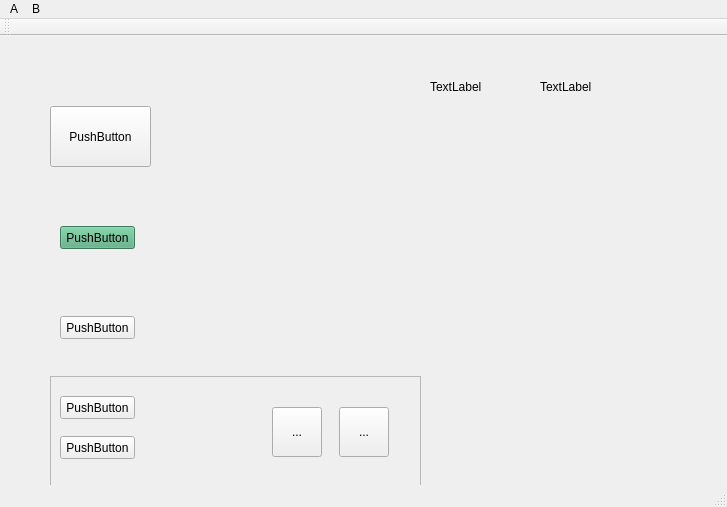
Qt form FCS/testwidget.ui (qimo601/FCS) before a commit.
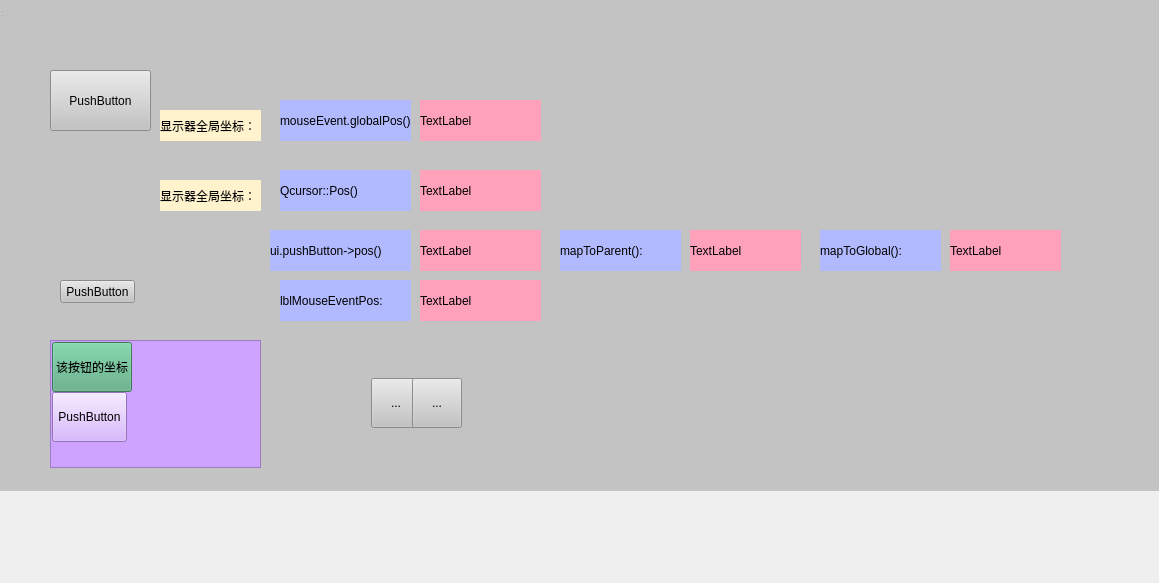
The same form after that commit.

```diff
--- a/FCS/testwidget.ui
+++ b/FCS/testwidget.ui
@@ -1,19 +1,33 @@
 <?xml version="1.0" encoding="UTF-8"?>
 <ui version="4.0">
  <class>TestWidget</class>
- <widget class="QMainWindow" name="TestWidget">
+ <widget class="QWidget" name="TestWidget">
   <property name="geometry">
    <rect>
     <x>0</x>
     <y>0</y>
-    <width>727</width>
-    <height>507</height>
+    <width>1159</width>
+    <height>583</height>
    </rect>
   </property>
   <property name="windowTitle">
    <string>TestWidget</string>
   </property>
-  <widget class="QWidget" name="centralWidget">
+  <widget class="QWidget" name="centralWidget" native="true">
+   <property name="geometry">
+    <rect>
+     <x>0</x>
+     <y>0</y>
+     <width>1161</width>
+     <height>491</height>
+    </rect>
+   </property>
+   <property name="mouseTracking">
+    <bool>true</bool>
+   </property>
+   <property name="styleSheet">
+    <string notr="true">background-color: rgb(195, 195, 195);</string>
+   </property>
    <widget class="QPushButton" name="pushButton">
     <property name="geometry">
      <rect>
@@ -27,24 +41,6 @@
      <string>PushButton</string>
     </property>
    </widget>
-   <widget class="QPushButton" name="pushButton_2">
-    <property name="geometry">
-     <rect>
-      <x>60</x>
-      <y>190</y>
-      <width>75</width>
-      <height>23</height>
-     </rect>
-    </property>
-    <property name="styleSheet">
-     <string notr="true">
-background-color: qlineargradient(spread:pad, x1:0.511, y1:1, x2:0.511364, y2:0, stop:0 rgba(0, 0, 0, 255), stop:1 rgba(255, 255, 255, 255));
-background-color: rgb(85, 170, 127);</string>
-    </property>
-    <property name="text">
-     <string>PushButton</string>
-    </property>
-   </widget>
    <widget class="QPushButton" name="pushButton_3">
     <property name="geometry">
      <rect>
@@ -61,25 +57,31 @@
    <widget class="QLabel" name="label">
     <property name="geometry">
      <rect>
-      <x>430</x>
-      <y>30</y>
-      <width>111</width>
+      <x>280</x>
+      <y>280</y>
+      <width>131</width>
       <height>41</height>
      </rect>
     </property>
+    <property name="styleSheet">
+     <string notr="true">background-color: rgb(178, 186, 255);</string>
+    </property>
     <property name="text">
-     <string>TextLabel</string>
+     <string>lblMouseEventPos:</string>
     </property>
    </widget>
-   <widget class="QLabel" name="label_2">
+   <widget class="QLabel" name="lblMouseEventPos">
     <property name="geometry">
      <rect>
-      <x>540</x>
-      <y>30</y>
-      <width>91</width>
+      <x>420</x>
+      <y>280</y>
+      <width>121</width>
       <height>41</height>
      </rect>
     </property>
+    <property name="styleSheet">
+     <string notr="true">background-color: rgb(255, 161, 186);</string>
+    </property>
     <property name="text">
      <string>TextLabel</string>
     </property>
@@ -89,10 +91,16 @@
      <rect>
       <x>50</x>
       <y>340</y>
-      <width>371</width>
-      <height>111</height>
+      <width>211</width>
+      <height>128</height>
      </rect>
     </property>
+    <property name="mouseTracking">
+     <bool>true</bool>
+    </property>
+    <property name="styleSheet">
+     <string notr="true">background-color: rgb(206, 162, 255);</string>
+    </property>
     <property name="frameShape">
      <enum>QFrame::StyledPanel</enum>
     </property>
@@ -102,103 +110,304 @@
     <widget class="QPushButton" name="pushButton_4">
      <property name="geometry">
       <rect>
-       <x>10</x>
-       <y>20</y>
-       <width>75</width>
-       <height>23</height>
+       <x>2</x>
+       <y>2</y>
+       <width>80</width>
+       <height>50</height>
       </rect>
      </property>
+     <property name="minimumSize">
+      <size>
+       <width>50</width>
+       <height>50</height>
+      </size>
+     </property>
+     <property name="mouseTracking">
+      <bool>true</bool>
+     </property>
+     <property name="styleSheet">
+      <string notr="true">
+background-color: qlineargradient(spread:pad, x1:0.511, y1:1, x2:0.511364, y2:0, stop:0 rgba(0, 0, 0, 255), stop:1 rgba(255, 255, 255, 255));
+background-color: rgb(85, 170, 127);</string>
+     </property>
      <property name="text">
-      <string>PushButton</string>
+      <string>该按钮的坐标</string>
      </property>
     </widget>
     <widget class="QPushButton" name="pushButton_5">
      <property name="geometry">
       <rect>
-       <x>10</x>
-       <y>60</y>
+       <x>2</x>
+       <y>52</y>
        <width>75</width>
-       <height>23</height>
+       <height>50</height>
       </rect>
      </property>
+     <property name="minimumSize">
+      <size>
+       <width>50</width>
+       <height>50</height>
+      </size>
+     </property>
      <property name="text">
       <string>PushButton</string>
      </property>
     </widget>
-    <widget class="QWidget" name="">
-     <property name="geometry">
-      <rect>
-       <x>200</x>
-       <y>20</y>
-       <width>161</width>
-       <height>71</height>
-      </rect>
+   </widget>
+   <widget class="QLabel" name="mapToBl">
+    <property name="geometry">
+     <rect>
+      <x>820</x>
+      <y>230</y>
+      <width>121</width>
+      <height>41</height>
+     </rect>
+    </property>
+    <property name="styleSheet">
+     <string notr="true">background-color: rgb(178, 186, 255);</string>
+    </property>
+    <property name="text">
+     <string>mapToGlobal():</string>
+    </property>
+   </widget>
+   <widget class="QLabel" name="lblToGlobalPos">
+    <property name="geometry">
+     <rect>
+      <x>950</x>
+      <y>230</y>
+      <width>111</width>
+      <height>41</height>
+     </rect>
+    </property>
+    <property name="styleSheet">
+     <string notr="true">background-color: rgb(255, 161, 186);</string>
+    </property>
+    <property name="text">
+     <string>TextLabel</string>
+    </property>
+   </widget>
+   <widget class="QLabel" name="label_2">
+    <property name="geometry">
+     <rect>
+      <x>280</x>
+      <y>100</y>
+      <width>131</width>
+      <height>41</height>
+     </rect>
+    </property>
+    <property name="styleSheet">
+     <string notr="true">background-color: rgb(178, 186, 255);</string>
+    </property>
+    <property name="text">
+     <string>mouseEvent.globalPos()</string>
+    </property>
+   </widget>
+   <widget class="QLabel" name="lblMouseEventGlobalPos">
+    <property name="geometry">
+     <rect>
+      <x>420</x>
+      <y>100</y>
+      <width>121</width>
+      <height>41</height>
+     </rect>
+    </property>
+    <property name="styleSheet">
+     <string notr="true">background-color: rgb(255, 161, 186);</string>
+    </property>
+    <property name="text">
+     <string>TextLabel</string>
+    </property>
+   </widget>
+   <widget class="QLabel" name="lblCursorPos">
+    <property name="geometry">
+     <rect>
+      <x>420</x>
+      <y>170</y>
+      <width>121</width>
+      <height>41</height>
+     </rect>
+    </property>
+    <property name="styleSheet">
+     <string notr="true">background-color: rgb(255, 161, 186);</string>
+    </property>
+    <property name="text">
+     <string>TextLabel</string>
+    </property>
+   </widget>
+   <widget class="QLabel" name="label_3">
+    <property name="geometry">
+     <rect>
+      <x>280</x>
+      <y>170</y>
+      <width>131</width>
+      <height>41</height>
+     </rect>
+    </property>
+    <property name="styleSheet">
+     <string notr="true">background-color: rgb(178, 186, 255);</string>
+    </property>
+    <property name="text">
+     <string>Qcursor::Pos()</string>
+    </property>
+   </widget>
+   <widget class="QLabel" name="lblPushBttonPos">
+    <property name="geometry">
+     <rect>
+      <x>420</x>
+      <y>230</y>
+      <width>121</width>
+      <height>41</height>
+     </rect>
+    </property>
+    <property name="styleSheet">
+     <string notr="true">background-color: rgb(255, 161, 186);</string>
+    </property>
+    <property name="text">
+     <string>TextLabel</string>
+    </property>
+   </widget>
+   <widget class="QLabel" name="label_4">
+    <property name="geometry">
+     <rect>
+      <x>270</x>
+      <y>230</y>
+      <width>141</width>
+      <height>41</height>
+     </rect>
+    </property>
+    <property name="styleSheet">
+     <string notr="true">background-color: rgb(178, 186, 255);</string>
+    </property>
+    <property name="text">
+     <string>ui.pushButton-&gt;pos()</string>
+    </property>
+   </widget>
+   <widget class="QLabel" name="lblToParentPos">
+    <property name="geometry">
+     <rect>
+      <x>690</x>
+      <y>230</y>
+      <width>111</width>
+      <height>41</height>
+     </rect>
+    </property>
+    <property name="styleSheet">
+     <string notr="true">background-color: rgb(255, 161, 186);</string>
+    </property>
+    <property name="text">
+     <string>TextLabel</string>
+    </property>
+   </widget>
+   <widget class="QLabel" name="mapToBl_2">
+    <property name="geometry">
+     <rect>
+      <x>560</x>
+      <y>230</y>
+      <width>121</width>
+      <height>41</height>
+     </rect>
+    </property>
+    <property name="styleSheet">
+     <string notr="true">background-color: rgb(178, 186, 255);</string>
+    </property>
+    <property name="text">
+     <string>mapToParent():</string>
+    </property>
+   </widget>
+   <widget class="QLabel" name="label_5">
+    <property name="geometry">
+     <rect>
+      <x>160</x>
+      <y>110</y>
+      <width>101</width>
+      <height>31</height>
+     </rect>
+    </property>
+    <property name="styleSheet">
+     <string notr="true">background-color: rgb(255, 243, 206);</string>
+    </property>
+    <property name="text">
+     <string>显示器全局坐标：</string>
+    </property>
+   </widget>
+   <widget class="QLabel" name="label_6">
+    <property name="geometry">
+     <rect>
+      <x>160</x>
+      <y>180</y>
+      <width>101</width>
+      <height>31</height>
+     </rect>
+    </property>
+    <property name="styleSheet">
+     <string notr="true">background-color: rgb(255, 243, 206);</string>
+    </property>
+    <property name="text">
+     <string>显示器全局坐标：</string>
+    </property>
+   </widget>
+   <widget class="QWidget" name="">
+    <property name="geometry">
+     <rect>
+      <x>360</x>
+      <y>340</y>
+      <width>104</width>
+      <height>126</height>
+     </rect>
+    </property>
+    <layout class="QHBoxLayout" name="horizontalLayout">
+     <property name="spacing">
+      <number>0</number>
      </property>
-     <layout class="QHBoxLayout" name="horizontalLayout">
-      <item>
-       <widget class="QToolButton" name="toolButton">
-        <property name="minimumSize">
-         <size>
-          <width>50</width>
-          <height>50</height>
-         </size>
-        </property>
-        <property name="text">
-         <string>...</string>
-        </property>
-       </widget>
-      </item>
-      <item>
-       <widget class="QToolButton" name="toolButton_2">
-        <property name="minimumSize">
-         <size>
-          <width>50</width>
-          <height>50</height>
-         </size>
-        </property>
-        <property name="text">
-         <string>...</string>
-        </property>
-       </widget>
-      </item>
-     </layout>
-    </widget>
+     <item>
+      <widget class="QToolButton" name="toolButton">
+       <property name="minimumSize">
+        <size>
+         <width>50</width>
+         <height>50</height>
+        </size>
+       </property>
+       <property name="text">
+        <string>...</string>
+       </property>
+      </widget>
+     </item>
+     <item>
+      <widget class="QToolButton" name="toolButton_2">
+       <property name="minimumSize">
+        <size>
+         <width>50</width>
+         <height>50</height>
+        </size>
+       </property>
+       <property name="text">
+        <string>...</string>
+       </property>
+      </widget>
+     </item>
+    </layout>
    </widget>
   </widget>
-  <widget class="QMenuBar" name="menuBar">
-   <property name="geometry">
-    <rect>
-     <x>0</x>
-     <y>0</y>
-     <width>727</width>
-     <height>23</height>
-    </rect>
-   </property>
-   <widget class="QMenu" name="menuA">
-    <property name="title">
-     <string>A</string>
-    </property>
-    <addaction name="actionC"/>
-    <addaction name="actionF"/>
-   </widget>
-   <widget class="QMenu" name="menuB">
-    <property name="title">
-     <string>B</string>
-    </property>
-    <addaction name="actionD"/>
-   </widget>
-   <addaction name="menuA"/>
-   <addaction name="menuB"/>
-  </widget>
   <widget class="QToolBar" name="mainToolBar">
-   <attribute name="toolBarArea">
-    <enum>TopToolBarArea</enum>
-   </attribute>
-   <attribute name="toolBarBreak">
-    <bool>false</bool>
-   </attribute>
+   <property name="geometry">
+    <rect>
+     <x>0</x>
+     <y>0</y>
+     <width>4</width>
+     <height>12</height>
+    </rect>
+   </property>
   </widget>
-  <widget class="QStatusBar" name="statusBar"/>
+  <widget class="QStatusBar" name="statusBar">
+   <property name="geometry">
+    <rect>
+     <x>0</x>
+     <y>0</y>
+     <width>3</width>
+     <height>18</height>
+    </rect>
+   </property>
+  </widget>
   <action name="actionC">
    <property name="text">
     <string>C</string>
```
Left out of the diff: 2 changed lines with no effect on the pictures.
